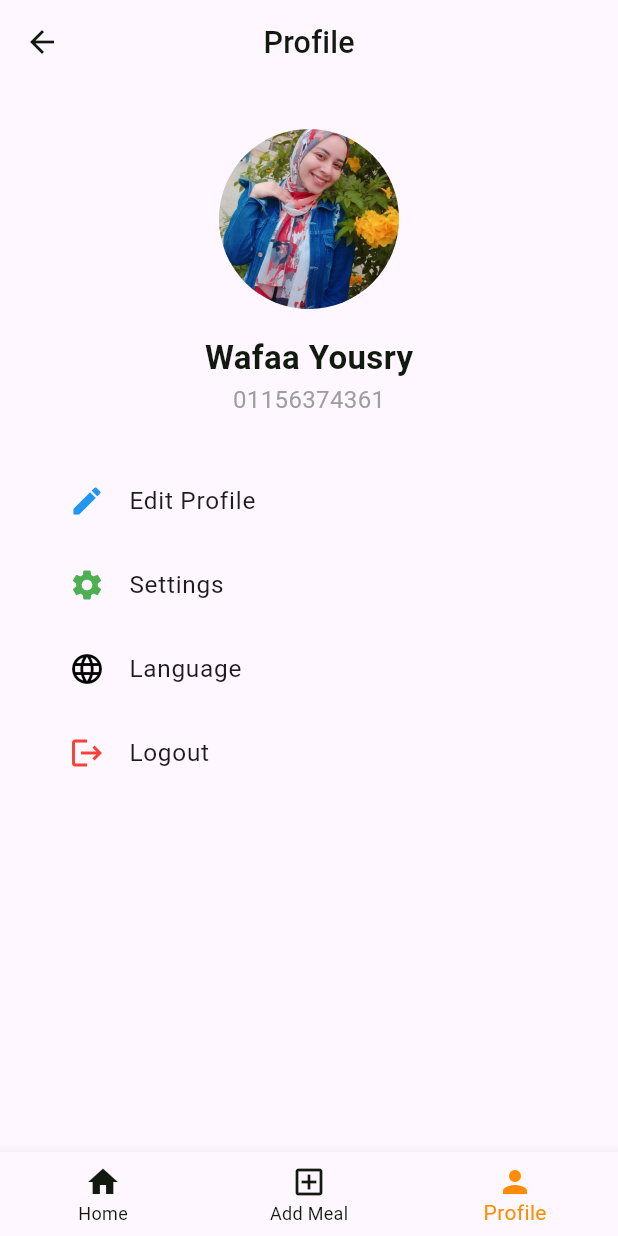
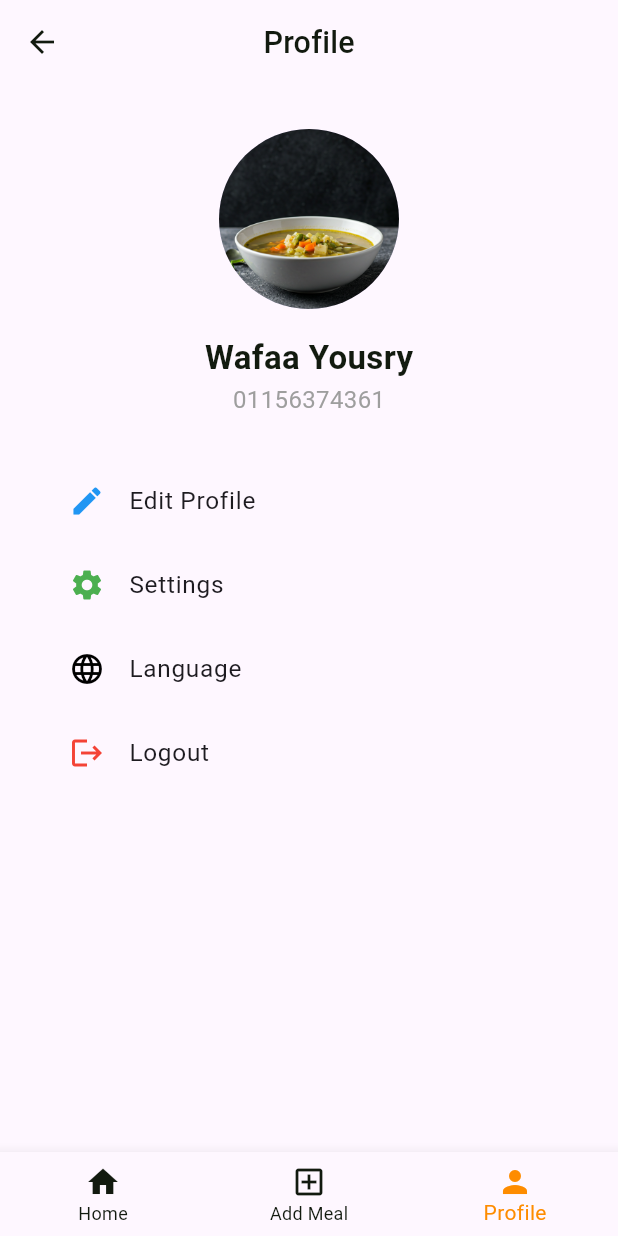
Before and after one commit to wyousry/meals_app, a Flutter app: the HomeLayers screen opened by its route, item 3 of the bottom bar chosen, on a phone screen of 412 x 824 dp. Run offline on Flutter 3.47's test engine with Material 3 defaults, Android fonts, the phone set to English and light mode, and no system bars; our stand-ins replace carousel_slider, dots_indicator, easy_localization, flutter_screenutil, lottie, shared_preferences and 1 more; accounts and stored records are empty.

```diff
--- a/lib/core/assets.dart
+++ b/lib/core/assets.dart
@@ -7,5 +7,5 @@ class AssetsData {
   static const String salad = 'assets/pngs/food.jpg';
   static const String spaghettiWithChicken =
       'assets/pngs/spagitee_with_chicken.png';
-  static const String me = 'assets/pngs/ME.jpg';
+
 }
--- a/lib/features/bottom_navigation_bar/tabs/profile_screen.dart
+++ b/lib/features/bottom_navigation_bar/tabs/profile_screen.dart
@@ -29,7 +29,7 @@ class _ProfileScreenState extends State<ProfileScreen> {
 
           const CircleAvatar(
             radius: 60,
-            backgroundImage: AssetImage(AssetsData.me),
+            backgroundImage: AssetImage(AssetsData.soup),
           ),
 
           const SizedBox(height: 20),
```
Also changed, not shown: assets/pngs/ME.jpg (deleted).
